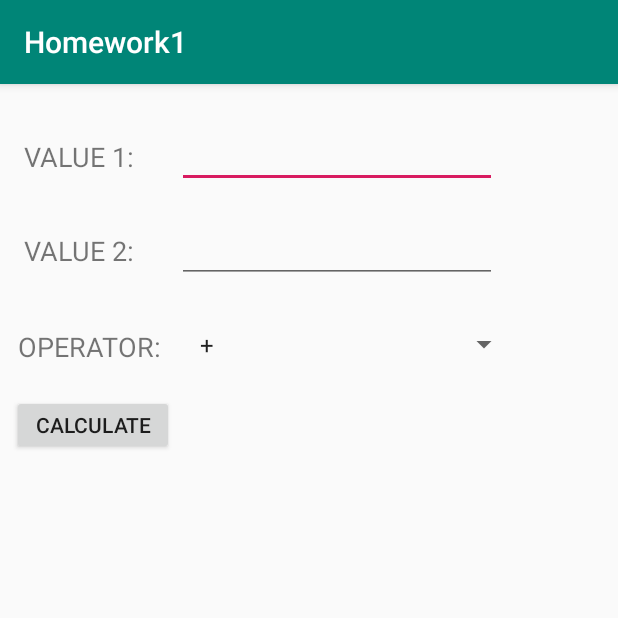
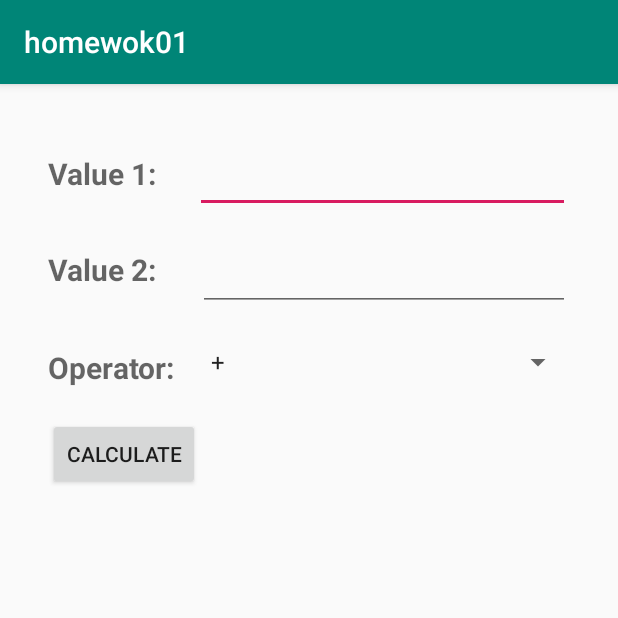
Before and after one commit to hp46/cs262, an Android app: the screen it shows after launch (MainActivity), on a phone screen of 412 x 824 dp, the top half of it. Run offline under Robolectric (Android 15) with nearby library versions, the phone set to English and light mode, and no system bars.

```diff
--- a/Homework1/app/build.gradle
+++ b/Homework1/app/build.gradle
@@ -21,9 +21,9 @@ android {
 
 dependencies {
     implementation fileTree(dir: 'libs', include: ['*.jar'])
-    implementation 'androidx.appcompat:appcompat:1.0.2'
+    implementation 'androidx.appcompat:appcompat:1.1.0'
     implementation 'androidx.constraintlayout:constraintlayout:1.1.3'
     testImplementation 'junit:junit:4.12'
-    androidTestImplementation 'androidx.test:runner:1.1.1'
-    androidTestImplementation 'androidx.test.espresso:espresso-core:3.1.1'
+    androidTestImplementation 'androidx.test:runner:1.2.0'
+    androidTestImplementation 'androidx.test.espresso:espresso-core:3.2.0'
 }
--- a/Homework1/app/src/main/java/edu/calvin/cs262/hp46/MainActivity.java
+++ b/Homework1/app/src/main/java/edu/calvin/cs262/hp46/MainActivity.java
@@ -10,40 +10,66 @@ import android.widget.EditText;
 import android.widget.Spinner;
 import android.widget.TextView;
 
-import org.w3c.dom.Text;
-
-public class MainActivity extends AppCompatActivity {
+public class MainActivity extends AppCompatActivity implements AdapterView.OnItemSelectedListener {
 
     public String operator;
-
     @Override
     protected void onCreate(Bundle savedInstanceState) {
         super.onCreate(savedInstanceState);
         setContentView(R.layout.activity_main);
 
-        Spinner mySpinner = (Spinner) findViewById(R.id.spinner);
-        String operationString = mySpinner.getSelectedItem().toString();
+        Spinner myspinner = findViewById(R.id.spinner);
+        if (myspinner != null){
+            myspinner.setOnItemSelectedListener(this);
+        }
 
+        ArrayAdapter<CharSequence> adapter = ArrayAdapter.createFromResource(this,
+                R.array.array, android.R.layout.simple_spinner_item);
+        adapter.setDropDownViewResource(android.R.layout.simple_spinner_dropdown_item);
+        if(myspinner != null){
+            myspinner.setAdapter(adapter);
+        }
 
-        ArrayAdapter<String> myAdaptor= new ArrayAdapter<String>(MainActivity.this,
-                android.R.layout.simple_list_item_1, getResources().getStringArray(R.array.names));
-        myAdaptor.setDropDownViewResource(android.R.layout.simple_spinner_dropdown_item);
-        mySpinner.setAdapter(myAdaptor);
+    }
+    //calucuate input
+    public void calculate(View view) {
 
-        mySpinner.setOnItemSelectedListener(new AdapterView.OnItemSelectedListener() {
+        //variables
+        EditText input_1 = findViewById(R.id.input1);
+        EditText input_2 = findViewById(R.id.input2);
+
+        String input_1_string = input_1.getText().toString();
+        String input_2_string = input_2.getText().toString();
+
+        int result = 0;
+        int input_1_int = Integer.parseInt(input_1_string);
+        int input_2_int = Integer.parseInt(input_2_string);
+
+        if (operator.equals("+")){
+            result = input_1_int + input_2_int;
+        } else if (operator.equals("-")){
+            result = input_1_int - input_2_int;
+        } else  if (operator.equals("/")){
+            result = input_1_int / input_2_int;
+        } else  if (operator.equals("*")){
+            result = input_1_int * input_2_int;
+        }
+
+        //result
+        TextView textView = findViewById(R.id.result);
+        String result_string = Integer.toString(result);
+        textView.setText(result_string);
+
+    }
+
     @Override
     public void onItemSelected(AdapterView<?> adapterView, View view, int i, long l) {
         operator = adapterView.getItemAtPosition(i).toString();
+
     }
 
     @Override
     public void onNothingSelected(AdapterView<?> adapterView) {
 
     }
-        });
-
 }
-    public void calcuate(View view) {
-
-    }
-}
--- a/Homework1/app/src/main/res/layout/activity_main.xml
+++ b/Homework1/app/src/main/res/layout/activity_main.xml
@@ -7,97 +7,118 @@
     tools:context=".MainActivity">
 
     <EditText
-        android:id="@+id/value1"
-        android:layout_width="wrap_content"
-        android:layout_height="wrap_content"
-        android:layout_marginTop="24dp"
+        android:id="@+id/input1"
+        android:layout_width="250dp"
+        android:layout_height="38dp"
+        android:layout_marginStart="24dp"
+        android:layout_marginLeft="24dp"
+        android:layout_marginTop="48dp"
+        android:layout_marginEnd="32dp"
+        android:layout_marginRight="32dp"
         android:ems="10"
-        android:inputType="number"
+        android:inputType="numberSigned"
         app:layout_constraintEnd_toEndOf="parent"
-        app:layout_constraintHorizontal_bias="0.256"
-        app:layout_constraintStart_toEndOf="@+id/textView"
+        app:layout_constraintHorizontal_bias="1.0"
+        app:layout_constraintStart_toEndOf="@+id/value1"
         app:layout_constraintTop_toTopOf="parent" />
 
     <EditText
-        android:id="@+id/value2"
-        android:layout_width="wrap_content"
+        android:id="@+id/input2"
+        android:layout_width="0dp"
         android:layout_height="wrap_content"
-        android:layout_marginTop="18dp"
+        android:layout_marginStart="24dp"
+        android:layout_marginLeft="24dp"
+        android:layout_marginTop="20dp"
+        android:layout_marginEnd="32dp"
+        android:layout_marginRight="32dp"
         android:ems="10"
-        android:inputType="number"
+        android:importantForAutofill="no"
+        android:inputType="numberSigned"
         app:layout_constraintEnd_toEndOf="parent"
-        app:layout_constraintHorizontal_bias="0.256"
-        app:layout_constraintStart_toEndOf="@+id/textView2"
-        app:layout_constraintTop_toBottomOf="@+id/value1" />
+        app:layout_constraintHorizontal_bias="1.0"
+        app:layout_constraintStart_toEndOf="@+id/value2"
+        app:layout_constraintTop_toBottomOf="@+id/input1" />
 
     <TextView
-        android:id="@+id/textView"
-        android:layout_width="wrap_content"
-        android:layout_height="wrap_content"
-        android:layout_marginStart="16dp"
-        android:layout_marginLeft="16dp"
-        android:layout_marginTop="36dp"
-        android:text="VALUE 1:"
-        android:textSize="18sp"
+        android:id="@+id/value1"
+        android:layout_width="82dp"
+        android:layout_height="44dp"
+        android:layout_marginStart="32dp"
+        android:layout_marginLeft="36dp"
+        android:layout_marginTop="46dp"
+        android:text="@string/value_1"
+        android:textAppearance="@style/TextAppearance.AppCompat.Medium"
+        android:textSize="20sp"
+        android:textStyle="bold"
         app:layout_constraintStart_toStartOf="parent"
         app:layout_constraintTop_toTopOf="parent" />
 
     <TextView
-        android:id="@+id/textView2"
+        android:id="@+id/value2"
+        android:layout_width="76dp"
+        android:layout_height="33dp"
+        android:layout_marginStart="32dp"
+        android:layout_marginLeft="32dp"
+        android:layout_marginTop="20dp"
+        android:layout_marginBottom="16dp"
+        android:text="@string/value_2"
+        android:textAppearance="@style/TextAppearance.AppCompat.Medium"
+        android:textSize="20sp"
+        android:textStyle="bold"
+        app:layout_constraintBottom_toTopOf="@+id/operator"
+        app:layout_constraintStart_toStartOf="parent"
+        app:layout_constraintTop_toBottomOf="@+id/value1" />
+
+
+    <TextView
+        android:id="@+id/operator"
+        android:layout_width="wrap_content"
+        android:layout_height="0dp"
+        android:layout_marginStart="32dp"
+        android:layout_marginLeft="32dp"
+        android:layout_marginTop="32dp"
+        android:text="@string/operator"
+        android:textAppearance="@style/TextAppearance.AppCompat.Medium"
+        android:textSize="20sp"
+        android:textStyle="bold"
+        app:layout_constraintStart_toStartOf="parent"
+        app:layout_constraintTop_toBottomOf="@+id/value2" />
+
+    <Button
+        android:id="@+id/calculate_button"
         android:layout_width="wrap_content"
         android:layout_height="wrap_content"
-        android:layout_marginStart="16dp"
-        android:layout_marginLeft="16dp"
-        android:layout_marginTop="38dp"
-        android:text="VALUE 2:"
-        android:textSize="18sp"
+        android:layout_marginStart="32dp"
+        android:layout_marginLeft="32dp"
+        android:layout_marginTop="20dp"
+        android:onClick="calculate"
+        android:text="@string/calculate"
         app:layout_constraintStart_toStartOf="parent"
-        app:layout_constraintTop_toBottomOf="@+id/textView" />
-
-    <TextView
-        android:id="@+id/textView3"
-        android:layout_width="wrap_content"
-        android:layout_height="wrap_content"
-        android:layout_marginStart="12dp"
-        android:layout_marginLeft="12dp"
-        android:layout_marginTop="39dp"
-        android:text="OPERATOR:"
-        android:textSize="18sp"
-        app:layout_constraintStart_toStartOf="parent"
-        app:layout_constraintTop_toBottomOf="@+id/textView2" />
-
-    <Button
-        android:id="@+id/button"
-        android:layout_width="108dp"
-        android:layout_height="40dp"
-        android:layout_marginTop="20dp"
-        android:layout_marginEnd="296dp"
-        android:layout_marginRight="296dp"
-        android:text="@string/calculate"
-        android:Onclick="calculate"
-        app:layout_constraintEnd_toEndOf="parent"
-        app:layout_constraintHorizontal_bias="1.0"
-        app:layout_constraintStart_toStartOf="parent"
-        app:layout_constraintTop_toBottomOf="@+id/textView3" />
+        app:layout_constraintTop_toBottomOf="@+id/operator" />
 
     <TextView
         android:id="@+id/result"
         android:layout_width="wrap_content"
         android:layout_height="wrap_content"
-        android:layout_marginStart="28dp"
-        android:layout_marginLeft="28dp"
-
+        android:layout_marginStart="12dp"
+        android:layout_marginLeft="12dp"
         android:layout_marginTop="36dp"
-        app:layout_constraintStart_toEndOf="@+id/button"
+        android:textAppearance="@style/TextAppearance.AppCompat.Medium"
+        app:layout_constraintStart_toEndOf="@+id/calculate_button"
         app:layout_constraintTop_toBottomOf="@+id/spinner" />
 
     <Spinner
         android:id="@+id/spinner"
-        android:layout_width="229dp"
-        android:layout_height="26dp"
-        android:layout_marginTop="28dp"
+        android:layout_width="250dp"
+        android:layout_height="28dp"
+        android:layout_marginStart="16dp"
+        android:layout_marginLeft="16dp"
+        android:layout_marginTop="20dp"
+        android:layout_marginEnd="8dp"
+        android:layout_marginRight="8dp"
         app:layout_constraintEnd_toEndOf="parent"
-        app:layout_constraintHorizontal_bias="0.133"
-        app:layout_constraintStart_toEndOf="@+id/textView3"
-        app:layout_constraintTop_toBottomOf="@+id/value2" />
+        app:layout_constraintHorizontal_bias="0.0"
+        app:layout_constraintStart_toEndOf="@+id/operator"
+        app:layout_constraintTop_toBottomOf="@+id/input2" />
+
 </androidx.constraintlayout.widget.ConstraintLayout>
--- a/Homework1/app/src/main/res/values/strings.xml
+++ b/Homework1/app/src/main/res/values/strings.xml
@@ -1,8 +1,10 @@
 <resources>
-    <string name="app_name">Homework1</string>
-    <string name="calculate">CALCULATE</string>
-
-    <string-array name="names">
+    <string name="app_name">homewok01</string>
+    <string name="value_1">Value 1:</string>
+    <string name="value_2">Value 2:</string>
+    <string name="operator">Operator:</string>
+    <string name="calculate">Calculate</string>
+    <string-array name="array">
         <item>+</item>
         <item>-</item>
         <item>*</item>
```
Also changed, not shown: Homework1/gradle/wrapper/gradle-wrapper.properties, 2 other files. Lines whose indentation alone changed are shown as unchanged.
